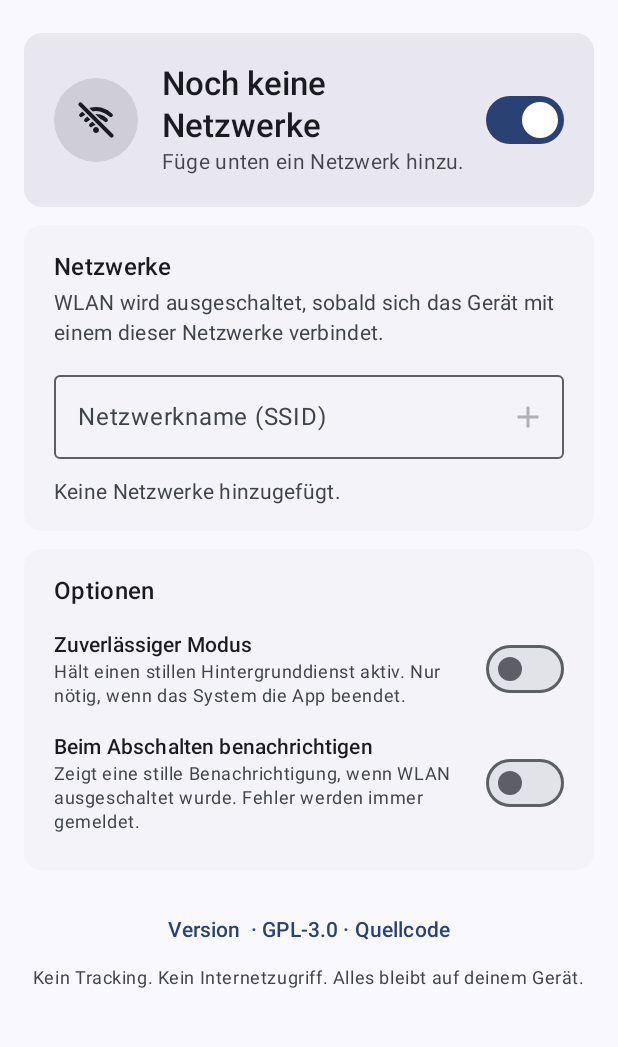
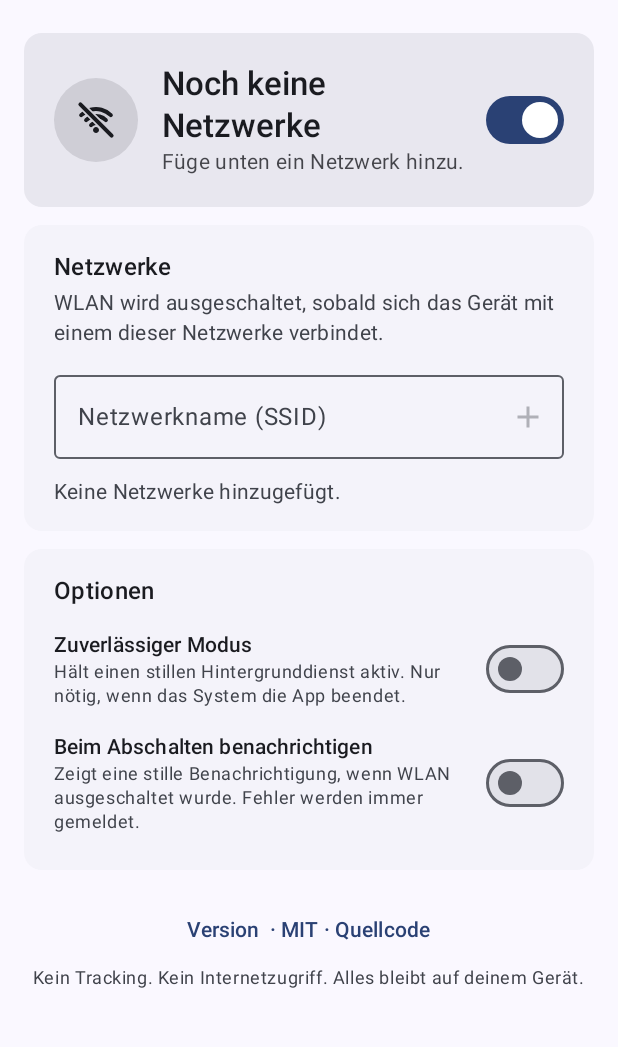
Before and after one commit to Hiarni/WiFi-Disabler, an Android app built with Jetpack Compose: the screen it shows after launch (MainActivity), on a phone screen of 412 x 824 dp, the part 69-1116 px from its top. Run offline under Robolectric (Android 15) with nearby library versions, the phone set to English and light mode, and no system bars.

Commit message:
MIT-Lizenz und deutsche Screenshots

```diff
--- a/app/src/main/res/drawable/ic_add.xml
+++ b/app/src/main/res/drawable/ic_add.xml
@@ -1,5 +1,5 @@
 <?xml version="1.0" encoding="utf-8"?>
-<!-- Material Icons, Apache License 2.0 (see NOTICE.md) -->
+<!-- Material Icons, Apache License 2.0 (see THIRD_PARTY_NOTICES.md) -->
 <vector xmlns:android="http://schemas.android.com/apk/res/android" android:width="24dp" android:height="24dp" android:viewportWidth="24" android:viewportHeight="24">
     <path android:fillColor="#FF000000" android:pathData="M19,13h-6v6h-2v-6H5v-2h6V5h2v6h6v2z" />
 </vector>
--- a/app/src/main/res/drawable/ic_check_circle.xml
+++ b/app/src/main/res/drawable/ic_check_circle.xml
@@ -1,5 +1,5 @@
 <?xml version="1.0" encoding="utf-8"?>
-<!-- Material Icons, Apache License 2.0 (see NOTICE.md) -->
+<!-- Material Icons, Apache License 2.0 (see THIRD_PARTY_NOTICES.md) -->
 <vector xmlns:android="http://schemas.android.com/apk/res/android" android:width="24dp" android:height="24dp" android:viewportWidth="24" android:viewportHeight="24">
     <path android:fillColor="#FF000000" android:pathData="M12,2C6.48,2 2,6.48 2,12s4.48,10 10,10 10,-4.48 10,-10S17.52,2 12,2zM10,17l-5,-5 1.41,-1.41L10,14.17l7.59,-7.59L19,8l-9,9z" />
 </vector>
--- a/app/src/main/res/drawable/ic_close.xml
+++ b/app/src/main/res/drawable/ic_close.xml
@@ -1,5 +1,5 @@
 <?xml version="1.0" encoding="utf-8"?>
-<!-- Material Icons, Apache License 2.0 (see NOTICE.md) -->
+<!-- Material Icons, Apache License 2.0 (see THIRD_PARTY_NOTICES.md) -->
 <vector xmlns:android="http://schemas.android.com/apk/res/android" android:width="24dp" android:height="24dp" android:viewportWidth="24" android:viewportHeight="24">
     <path android:fillColor="#FF000000" android:pathData="M19,6.41L17.59,5 12,10.59 6.41,5 5,6.41 10.59,12 5,17.59 6.41,19 12,13.41 17.59,19 19,17.59 13.41,12z" />
 </vector>
--- a/app/src/main/res/drawable/ic_delete.xml
+++ b/app/src/main/res/drawable/ic_delete.xml
@@ -1,5 +1,5 @@
 <?xml version="1.0" encoding="utf-8"?>
-<!-- Material Icons, Apache License 2.0 (see NOTICE.md) -->
+<!-- Material Icons, Apache License 2.0 (see THIRD_PARTY_NOTICES.md) -->
 <vector xmlns:android="http://schemas.android.com/apk/res/android" android:width="24dp" android:height="24dp" android:viewportWidth="24" android:viewportHeight="24">
     <path android:fillColor="#FF000000" android:pathData="M6,19c0,1.1 0.9,2 2,2h8c1.1,0 2,-0.9 2,-2V7H6v12zM19,4h-3.5l-1,-1h-5l-1,1H5v2h14V4z" />
 </vector>
--- a/app/src/main/res/drawable/ic_error.xml
+++ b/app/src/main/res/drawable/ic_error.xml
@@ -1,5 +1,5 @@
 <?xml version="1.0" encoding="utf-8"?>
-<!-- Material Icons, Apache License 2.0 (see NOTICE.md) -->
+<!-- Material Icons, Apache License 2.0 (see THIRD_PARTY_NOTICES.md) -->
 <vector xmlns:android="http://schemas.android.com/apk/res/android" android:width="24dp" android:height="24dp" android:viewportWidth="24" android:viewportHeight="24">
     <path android:fillColor="#FF000000" android:pathData="M12,2C6.48,2 2,6.48 2,12s4.48,10 10,10 10,-4.48 10,-10S17.52,2 12,2zM13,17h-2v-2h2v2zM13,13h-2L11,7h2v6z" />
 </vector>
--- a/app/src/main/res/values/strings.xml
+++ b/app/src/main/res/values/strings.xml
@@ -66,7 +66,7 @@
     <string name="action_remove_network">%1$s entfernen</string>
 
     <!-- Footer -->
-    <string name="footer_source">Version %1$s · GPL-3.0 · Quellcode</string>
+    <string name="footer_source">Version %1$s · MIT · Quellcode</string>
     <string name="footer_privacy">Kein Tracking. Kein Internetzugriff. Alles bleibt auf deinem Gerät.</string>
 
     <!-- Tile -->
```
Also changed, not shown: 11 other files.
